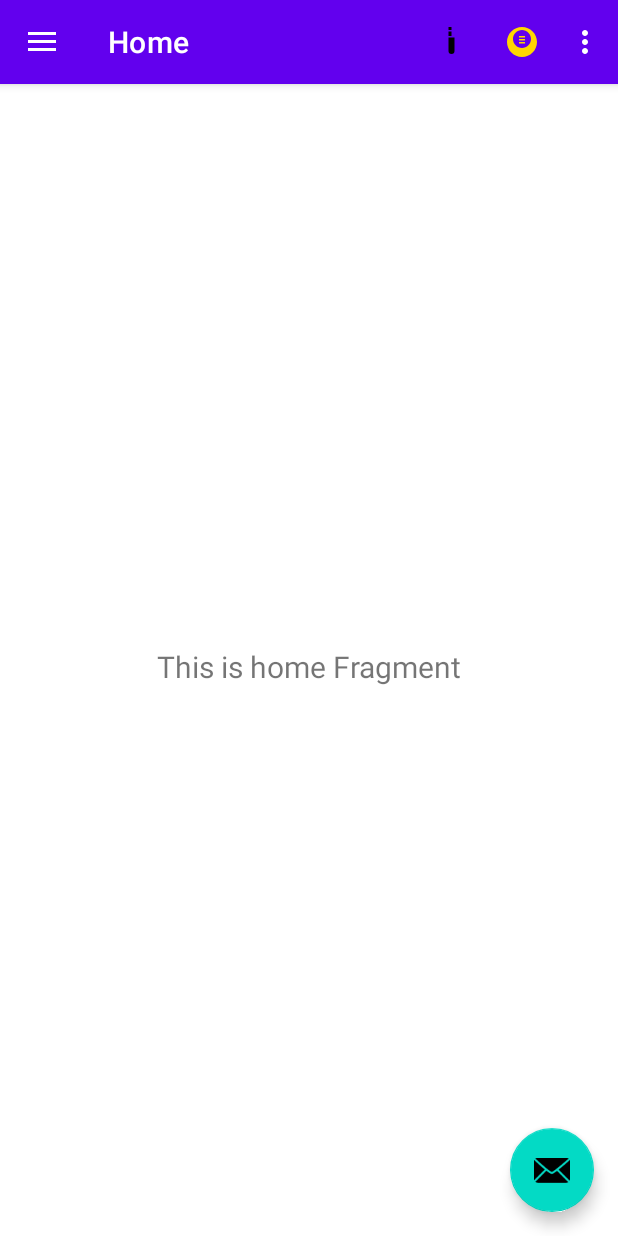
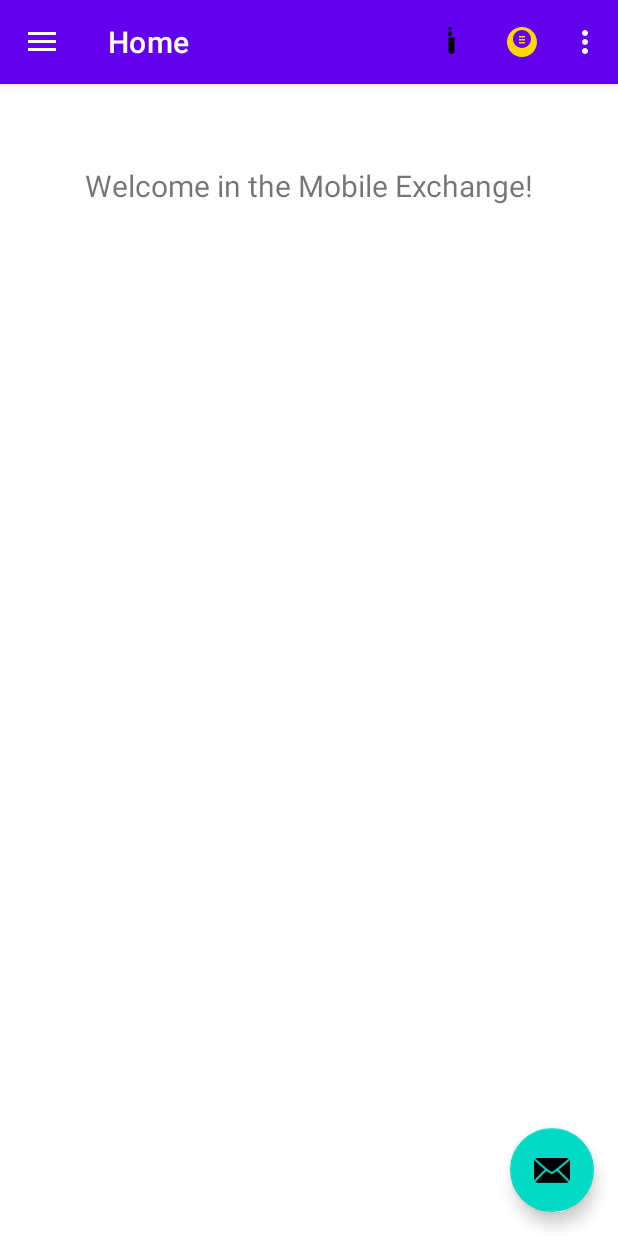
Before and after one commit to Kamil-Matusz/MobileExchange, an Android app: the screen it shows after launch (MainActivity), on a phone screen of 412 x 824 dp. Run offline under Robolectric (Android 15) with nearby library versions, the phone set to English and light mode, and no system bars; our stand-ins replace navigation-ui.

Commit message:
Modified Navigation Panel

```diff
--- a/MobileExchange/app/src/main/java/com/example/mobileexchange/MainActivity.kt
+++ b/MobileExchange/app/src/main/java/com/example/mobileexchange/MainActivity.kt
@@ -42,7 +42,7 @@ class MainActivity : AppCompatActivity() {
         // menu should be considered as top level destinations.
         appBarConfiguration = AppBarConfiguration(
             setOf(
-                R.id.nav_home, R.id.nav_gallery, R.id.nav_slideshow,R.id.nav_flashlight,R.id.nav_exchange_rates,R.id.nav_exchange_calculator
+                R.id.nav_home,R.id.nav_flashlight,R.id.nav_exchange_rates,R.id.nav_exchange_calculator
             ), drawerLayout
         )
         setupActionBarWithNavController(navController, appBarConfiguration)
--- a/MobileExchange/app/src/main/java/com/example/mobileexchange/ui/home/HomeViewModel.kt
+++ b/MobileExchange/app/src/main/java/com/example/mobileexchange/ui/home/HomeViewModel.kt
@@ -7,7 +7,7 @@ import androidx.lifecycle.ViewModel
 class HomeViewModel : ViewModel() {
 
     private val _text = MutableLiveData<String>().apply {
-        value = "This is home Fragment"
+        value = "Welcome in the Mobile Exchange!"
     }
     val text: LiveData<String> = _text
 }
--- a/MobileExchange/app/src/main/res/layout/fragment_home.xml
+++ b/MobileExchange/app/src/main/res/layout/fragment_home.xml
@@ -17,6 +17,9 @@
         android:textSize="20sp"
         app:layout_constraintBottom_toBottomOf="parent"
         app:layout_constraintEnd_toEndOf="parent"
+        app:layout_constraintHorizontal_bias="0.0"
         app:layout_constraintStart_toStartOf="parent"
-        app:layout_constraintTop_toTopOf="parent" />
+        app:layout_constraintTop_toTopOf="parent"
+        app:layout_constraintVertical_bias="0.063" />
+
 </androidx.constraintlayout.widget.ConstraintLayout>
--- a/MobileExchange/app/src/main/res/menu/activity_main_drawer.xml
+++ b/MobileExchange/app/src/main/res/menu/activity_main_drawer.xml
@@ -8,14 +8,14 @@
             android:id="@+id/nav_home"
             android:icon="@drawable/ic_menu_camera"
             android:title="@string/menu_home" />
-        <item
+        <!--<item
             android:id="@+id/nav_gallery"
             android:icon="@drawable/ic_menu_gallery"
             android:title="@string/menu_gallery" />
         <item
             android:id="@+id/nav_slideshow"
             android:icon="@drawable/ic_menu_slideshow"
-            android:title="@string/menu_slideshow" />
+            android:title="@string/menu_slideshow" />-->
         <item
             android:id="@+id/nav_flashlight"
             android:icon="@drawable/ic_menu_flashlight"
--- a/MobileExchange/app/src/main/res/navigation/mobile_navigation.xml
+++ b/MobileExchange/app/src/main/res/navigation/mobile_navigation.xml
@@ -12,7 +12,7 @@
         android:label="@string/menu_home"
         tools:layout="@layout/fragment_home" />
 
-    <fragment
+    <!--<fragment
         android:id="@+id/nav_gallery"
         android:name="com.example.mobileexchange.ui.gallery.GalleryFragment"
         android:label="@string/menu_gallery"
@@ -22,7 +22,7 @@
         android:id="@+id/nav_slideshow"
         android:name="com.example.mobileexchange.ui.slideshow.SlideshowFragment"
         android:label="@string/menu_slideshow"
-        tools:layout="@layout/fragment_slideshow" />
+        tools:layout="@layout/fragment_slideshow" />-->
 
     <fragment
         android:id="@+id/nav_flashlight"
```
Also changed, not shown: MobileExchange/app/src/main/res/drawable/logo.jpg (added).
